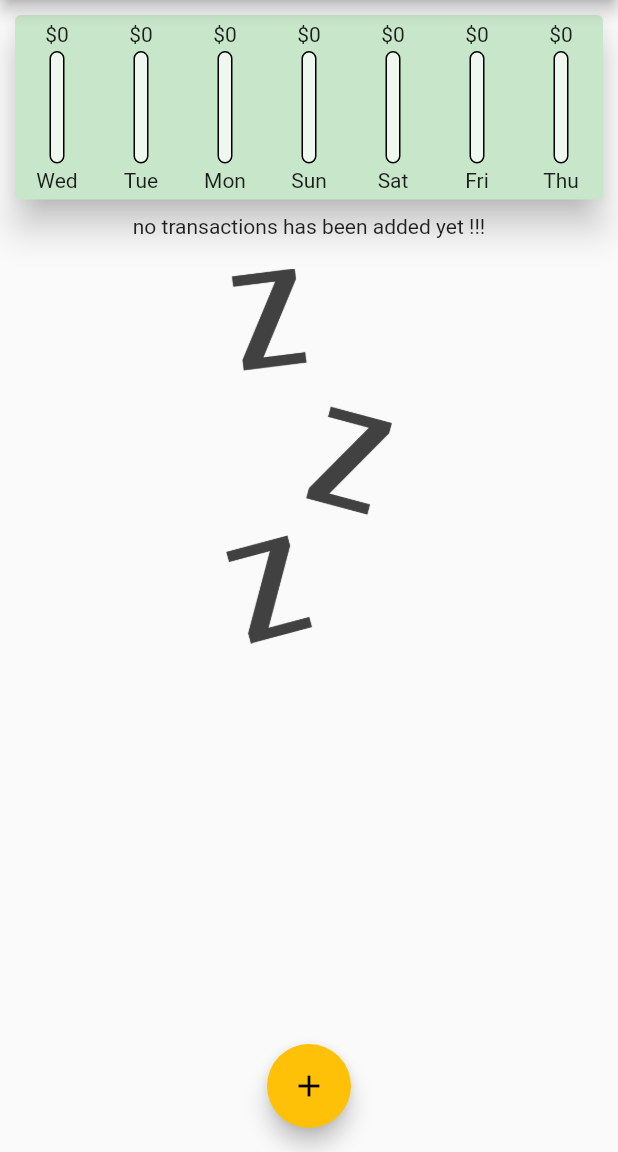
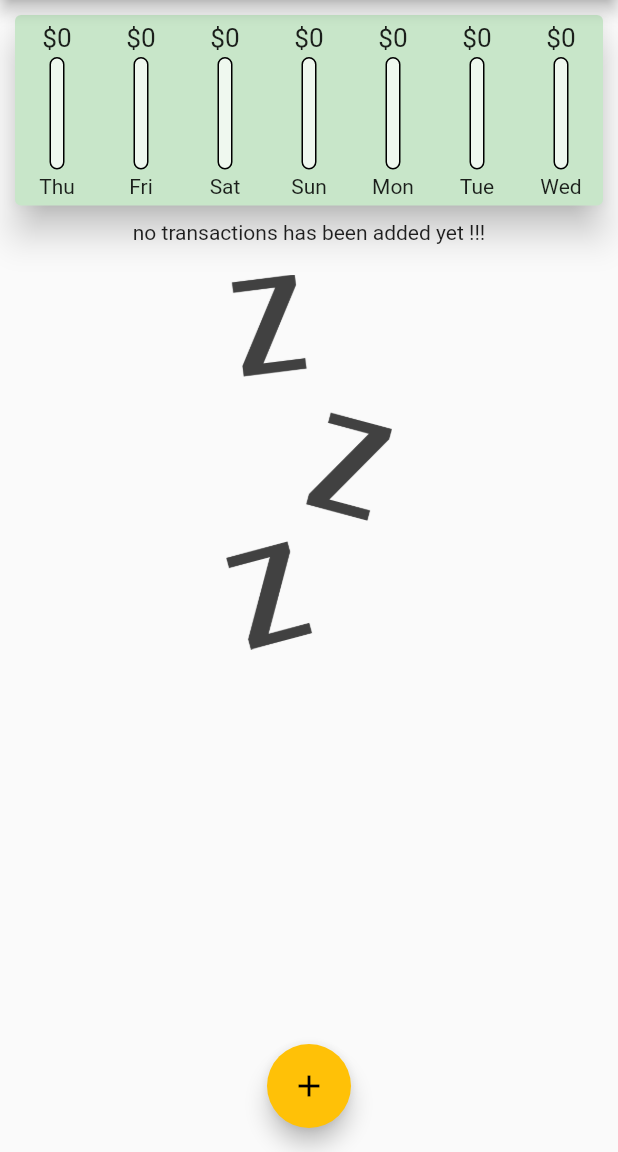
Before and after one commit to Mohammadhsmhs/expense_manager, a Flutter app: the screen it shows after launch, on a phone screen of 412 x 824 dp, the part 84-1236 px from its top. Run offline on Flutter 3.47's test engine with Material 2 defaults, Android fonts, the phone set to English and light mode, and no system bars.

Commit message:
final touches

```diff
--- a/lib/widgets/chart.dart
+++ b/lib/widgets/chart.dart
@@ -20,7 +20,7 @@ class Chart extends StatelessWidget {
       print(DateFormat.E().format(weekDay));
       print(totalSum);
       return {"day": DateFormat.E().format(weekDay), "price": totalSum};
-    });
+    }).reversed.toList();
   }
 
   double get totalSpentAmount {
--- a/lib/widgets/chart_bar.dart
+++ b/lib/widgets/chart_bar.dart
@@ -14,7 +14,10 @@ class ChartBar extends StatelessWidget {
         SizedBox(
           height: 5,
         ),
-        FittedBox(child: Text("\$${totalAmount.toStringAsFixed(0)}")),
+        Container(
+            height: 20,
+            child:
+                FittedBox(child: Text("\$${totalAmount.toStringAsFixed(0)}"))),
         Container(
           margin: EdgeInsets.symmetric(vertical: 3),
           height: 75,
```
